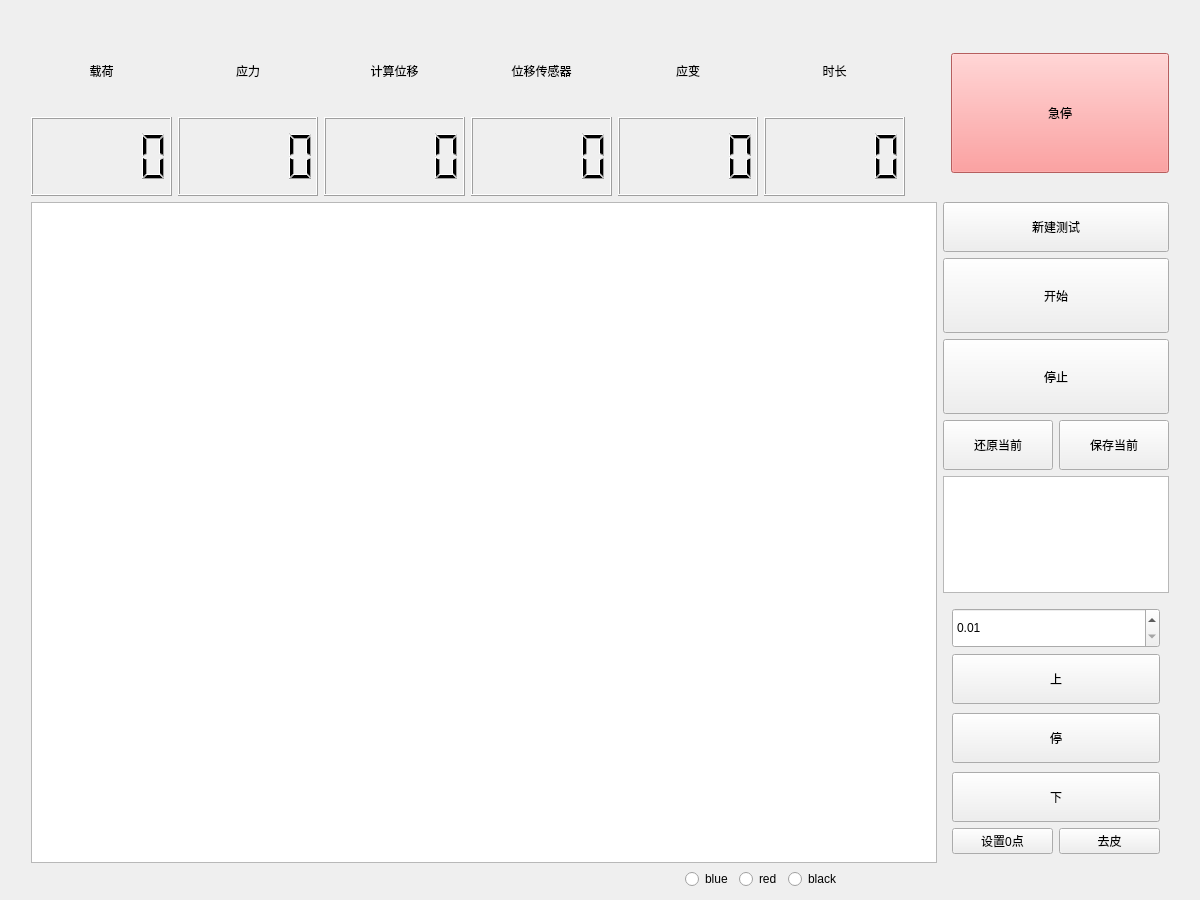
First picture: the form in test_window.ui, repository Mr-tang0/Qt_based_MG_stepper_motor_operating_system, before the edit.
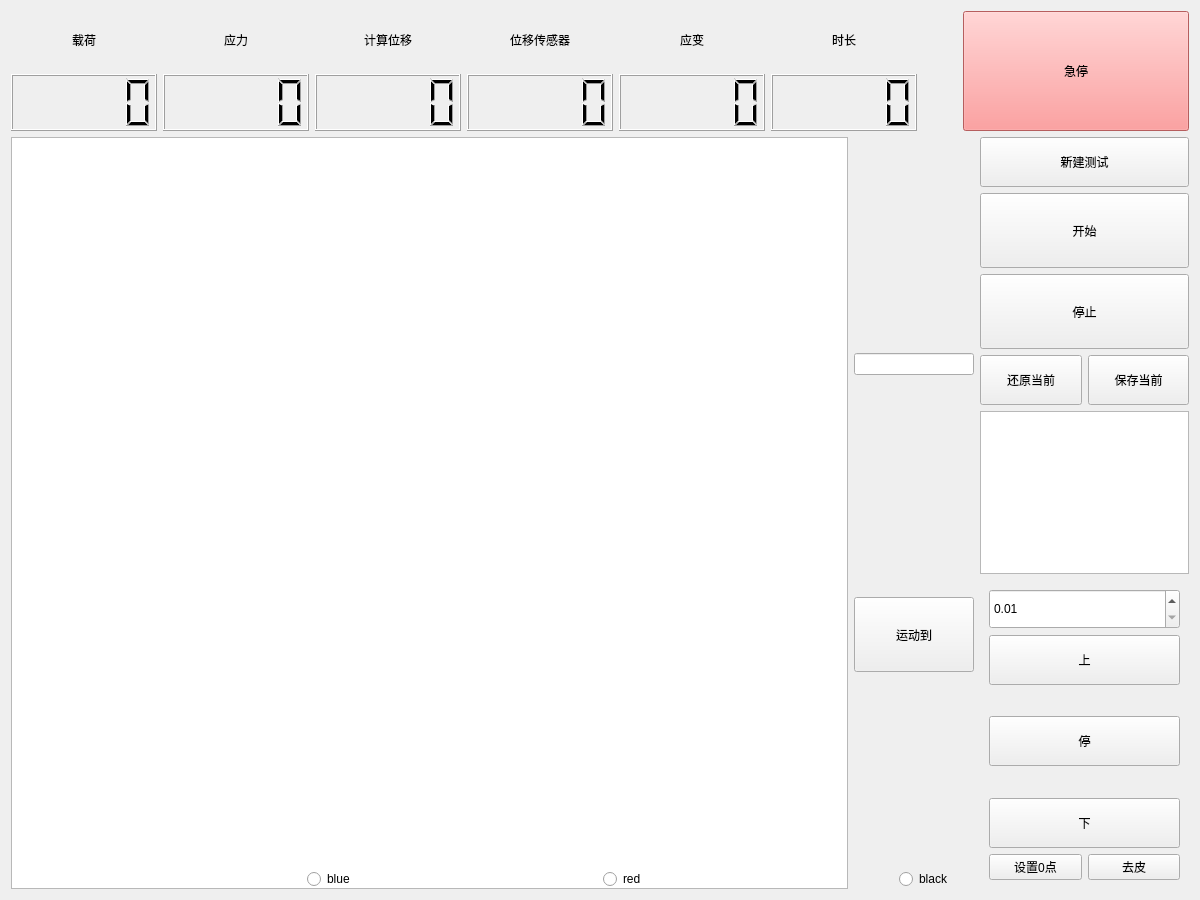
Second picture: the form after the edit. Custom widgets are drawn as their Qt base class.

What changed in the file:
```diff
--- a/test_window.ui
+++ b/test_window.ui
@@ -14,34 +14,8 @@
    <string>Form</string>
   </property>
   <layout class="QGridLayout" name="gridLayout_2">
-   <item row="0" column="1">
-    <spacer name="horizontalSpacer_2">
-     <property name="orientation">
-      <enum>Qt::Horizontal</enum>
-     </property>
-     <property name="sizeHint" stdset="0">
-      <size>
-       <width>40</width>
-       <height>20</height>
-      </size>
-     </property>
-    </spacer>
-   </item>
-   <item row="1" column="0">
-    <spacer name="verticalSpacer">
-     <property name="orientation">
-      <enum>Qt::Vertical</enum>
-     </property>
-     <property name="sizeHint" stdset="0">
-      <size>
-       <width>20</width>
-       <height>40</height>
-      </size>
-     </property>
-    </spacer>
-   </item>
-   <item row="1" column="1" colspan="6">
-    <layout class="QVBoxLayout" name="verticalLayout_6" stretch="2,8">
+   <item row="0" column="0" rowspan="2" colspan="4">
+    <layout class="QVBoxLayout" name="verticalLayout_6" stretch="2,0">
      <item>
       <layout class="QHBoxLayout" name="horizontalLayout_3" stretch="8,0,2">
        <item>
@@ -213,10 +187,33 @@
       </layout>
      </item>
      <item>
-      <layout class="QHBoxLayout" name="horizontalLayout_4" stretch="8,2">
+      <layout class="QHBoxLayout" name="horizontalLayout_4" stretch="8,0,2">
        <item>
         <widget class="QChartView" name="graphicsView"/>
        </item>
+       <item>
+        <layout class="QVBoxLayout" name="verticalLayout_12">
+         <item>
+          <widget class="QLineEdit" name="moveToEdit"/>
+         </item>
+         <item>
+          <widget class="QPushButton" name="moveTo">
+           <property name="minimumSize">
+            <size>
+             <width>120</width>
+             <height>75</height>
+            </size>
+           </property>
+           <property name="styleSheet">
+            <string notr="true">font: 12pt &quot;幼圆&quot;;</string>
+           </property>
+           <property name="text">
+            <string>运动到</string>
+           </property>
+          </widget>
+         </item>
+        </layout>
+       </item>
        <item>
         <layout class="QVBoxLayout" name="verticalLayout_5">
          <property name="sizeConstraint">
@@ -332,7 +329,7 @@
                    <double>0.010000000000000</double>
                   </property>
                   <property name="maximum">
-                   <double>5.000000000000000</double>
+                   <double>9999.000000000000000</double>
                   </property>
                  </widget>
                 </item>
@@ -441,33 +438,7 @@
      </item>
     </layout>
    </item>
-   <item row="1" column="7">
-    <spacer name="verticalSpacer_2">
-     <property name="orientation">
-      <enum>Qt::Vertical</enum>
-     </property>
-     <property name="sizeHint" stdset="0">
-      <size>
-       <width>20</width>
-       <height>40</height>
-      </size>
-     </property>
-    </spacer>
-   </item>
-   <item row="2" column="2">
-    <spacer name="horizontalSpacer">
-     <property name="orientation">
-      <enum>Qt::Horizontal</enum>
-     </property>
-     <property name="sizeHint" stdset="0">
-      <size>
-       <width>302</width>
-       <height>20</height>
-      </size>
-     </property>
-    </spacer>
-   </item>
-   <item row="2" column="3">
+   <item row="1" column="1">
     <widget class="QRadioButton" name="blue">
      <property name="text">
       <string>blue</string>
@@ -477,7 +448,7 @@
      </attribute>
     </widget>
    </item>
-   <item row="2" column="4">
+   <item row="1" column="2">
     <widget class="QRadioButton" name="red">
      <property name="text">
       <string>red</string>
@@ -487,7 +458,7 @@
      </attribute>
     </widget>
    </item>
-   <item row="2" column="5">
+   <item row="1" column="3">
     <widget class="QRadioButton" name="black">
      <property name="text">
       <string>black</string>
@@ -497,19 +468,6 @@
      </attribute>
     </widget>
    </item>
-   <item row="2" column="6">
-    <spacer name="horizontalSpacer_4">
-     <property name="orientation">
-      <enum>Qt::Horizontal</enum>
-     </property>
-     <property name="sizeHint" stdset="0">
-      <size>
-       <width>301</width>
-       <height>20</height>
-      </size>
-     </property>
-    </spacer>
-   </item>
   </layout>
  </widget>
  <customwidgets>
```
Left out of the diff: 2 changed lines with no effect on the pictures.
